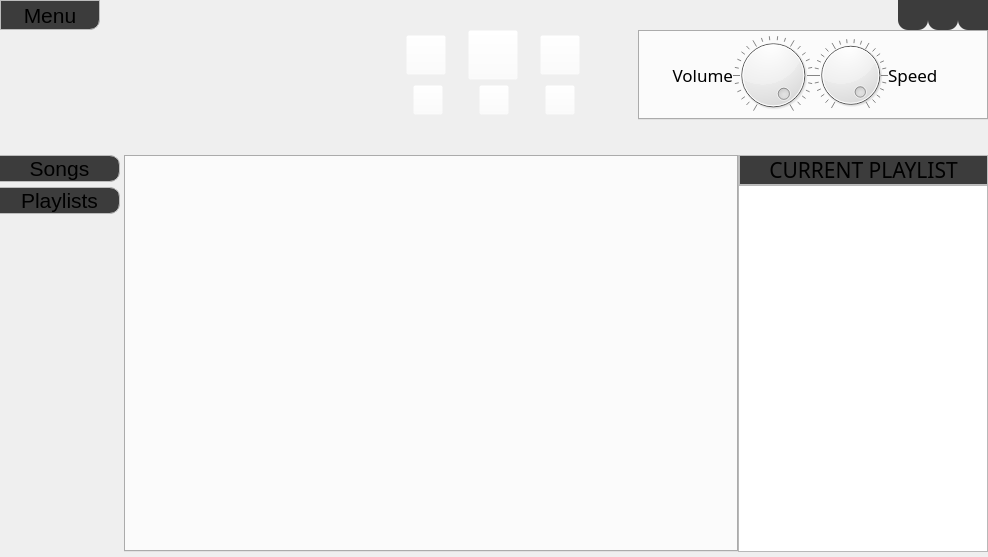
Old version of the form RE_NUE/resources/d_ui/main.ui in the repository BadJuJa/Python.
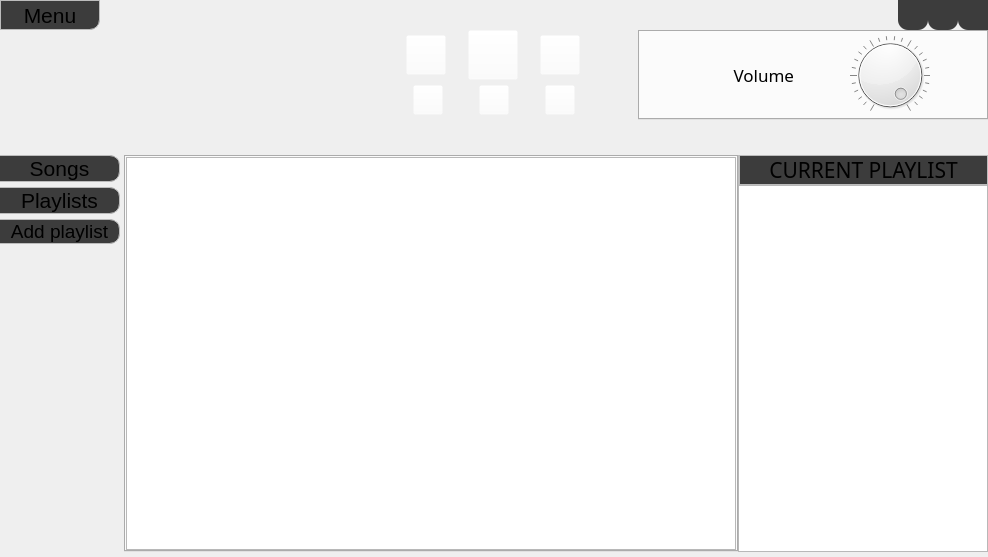
New version of the form. The open tabs and pages were chosen to show the change. Icons and pictures are not drawn.

```diff
--- a/RE_NUE/resources/d_ui/main.ui
+++ b/RE_NUE/resources/d_ui/main.ui
@@ -532,6 +532,30 @@
                      </property>
                     </widget>
                    </item>
+                   <item>
+                    <widget class="QPushButton" name="button_add_playlist">
+                     <property name="enabled">
+                      <bool>true</bool>
+                     </property>
+                     <property name="styleSheet">
+                      <string notr="true">QPushButton {
+	background-color: rgb(60, 60, 60);
+    border: 1px solid rgb(188, 188, 188);
+	border-left: 0px solid;
+	border-top-right-radius: 10%;
+	border-bottom-right-radius: 10%;
+	font-size: 14pt;
+}
+QPushButton:hover{
+	background-color: rgb(188, 188, 188);
+	color: rgb(0, 0, 0);
+}</string>
+                     </property>
+                     <property name="text">
+                      <string>Add playlist</string>
+                     </property>
+                    </widget>
+                   </item>
                    <item>
                     <spacer name="verticalSpacer">
                      <property name="orientation">
@@ -550,6 +574,9 @@
                 </item>
                 <item>
                  <widget class="QTabWidget" name="tabWidget_main">
+                  <property name="autoFillBackground">
+                   <bool>false</bool>
+                  </property>
                   <property name="styleSheet">
                    <string notr="true">QTabBar {
 	font: 13pt &quot;Century Gothic&quot;;
@@ -695,6 +722,54 @@
                    <attribute name="title">
                     <string>Page</string>
                    </attribute>
+                   <layout class="QGridLayout" name="gridLayout_3">
+                    <property name="leftMargin">
+                     <number>0</number>
+                    </property>
+                    <property name="topMargin">
+                     <number>0</number>
+                    </property>
+                    <property name="rightMargin">
+                     <number>0</number>
+                    </property>
+                    <property name="bottomMargin">
+                     <number>0</number>
+                    </property>
+                    <property name="spacing">
+                     <number>0</number>
+                    </property>
+                    <item row="0" column="1">
+                     <widget class="QTableWidget" name="tableWidget_playlists_table">
+                      <property name="sizeAdjustPolicy">
+                       <enum>QAbstractScrollArea::AdjustToContents</enum>
+                      </property>
+                      <property name="editTriggers">
+                       <set>QAbstractItemView::NoEditTriggers</set>
+                      </property>
+                      <property name="tabKeyNavigation">
+                       <bool>false</bool>
+                      </property>
+                      <property name="showDropIndicator" stdset="0">
+                       <bool>false</bool>
+                      </property>
+                      <property name="dragDropOverwriteMode">
+                       <bool>false</bool>
+                      </property>
+                      <property name="selectionMode">
+                       <enum>QAbstractItemView::SingleSelection</enum>
+                      </property>
+                      <property name="verticalScrollMode">
+                       <enum>QAbstractItemView::ScrollPerPixel</enum>
+                      </property>
+                      <property name="horizontalScrollMode">
+                       <enum>QAbstractItemView::ScrollPerPixel</enum>
+                      </property>
+                      <attribute name="horizontalHeaderStretchLastSection">
+                       <bool>true</bool>
+                      </attribute>
+                     </widget>
+                    </item>
+                   </layout>
                   </widget>
                  </widget>
                 </item>
@@ -1106,6 +1181,7 @@
                           <font>
                            <family>Century Gothic</family>
                            <pointsize>13</pointsize>
+                           <weight>9</weight>
                            <italic>false</italic>
                            <bold>false</bold>
                           </font>
@@ -1167,109 +1243,6 @@
                       </layout>
                      </widget>
                     </item>
-                    <item row="0" column="1">
-                     <widget class="QWidget" name="widget_dial_speed" native="true">
-                      <property name="minimumSize">
-                       <size>
-                        <width>175</width>
-                        <height>0</height>
-                       </size>
-                      </property>
-                      <layout class="QGridLayout" name="widget_dial_speed_gridLayout">
-                       <property name="leftMargin">
-                        <number>0</number>
-                       </property>
-                       <property name="topMargin">
-                        <number>0</number>
-                       </property>
-                       <property name="rightMargin">
-                        <number>0</number>
-                       </property>
-                       <property name="bottomMargin">
-                        <number>0</number>
-                       </property>
-                       <property name="spacing">
-                        <number>0</number>
-                       </property>
-                       <item row="0" column="0">
-                        <widget class="QDial" name="dial_speed">
-                         <property name="minimumSize">
-                          <size>
-                           <width>60</width>
-                           <height>60</height>
-                          </size>
-                         </property>
-                         <property name="maximumSize">
-                          <size>
-                           <width>90</width>
-                           <height>90</height>
-                          </size>
-                         </property>
-                         <property name="maximum">
-                          <number>100</number>
-                         </property>
-                         <property name="value">
-                          <number>100</number>
-                         </property>
-                         <property name="tracking">
-                          <bool>true</bool>
-                         </property>
-                         <property name="orientation">
-                          <enum>Qt::Horizontal</enum>
-                         </property>
-                         <property name="invertedAppearance">
-                          <bool>false</bool>
-                         </property>
-                         <property name="wrapping">
-                          <bool>false</bool>
-                         </property>
-                         <property name="notchesVisible">
-                          <bool>true</bool>
-                         </property>
-                        </widget>
-                       </item>
-                       <item row="0" column="1" colspan="2">
-                        <widget class="QLabel" name="label_speed_dial">
-                         <property name="sizePolicy">
-                          <sizepolicy hsizetype="Preferred" vsizetype="Expanding">
-                           <horstretch>0</horstretch>
-                           <verstretch>0</verstretch>
-                          </sizepolicy>
-                         </property>
-                         <property name="minimumSize">
-                          <size>
-                           <width>100</width>
-                           <height>0</height>
-                          </size>
-                         </property>
-                         <property name="maximumSize">
-                          <size>
-                           <width>16777215</width>
-                           <height>80</height>
-                          </size>
-                         </property>
-                         <property name="font">
-                          <font>
-                           <family>Century Gothic</family>
-                           <pointsize>13</pointsize>
-                           <italic>false</italic>
-                           <bold>false</bold>
-                          </font>
-                         </property>
-                         <property name="layoutDirection">
-                          <enum>Qt::LeftToRight</enum>
-                         </property>
-                         <property name="text">
-                          <string>Speed</string>
-                         </property>
-                         <property name="alignment">
-                          <set>Qt::AlignLeading|Qt::AlignLeft|Qt::AlignVCenter</set>
-                         </property>
-                        </widget>
-                       </item>
-                      </layout>
-                     </widget>
-                    </item>
                    </layout>
                   </widget>
                   <widget class="QWidget" name="tab_song_parameters_sliders">
```
Left out of the diff: 143 changed lines with no effect on the pictures.
